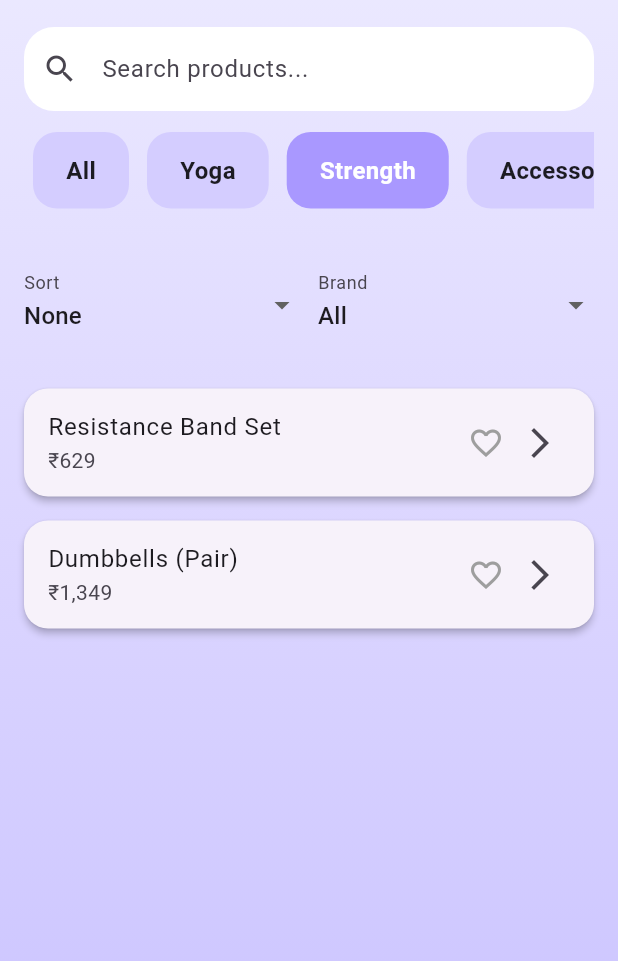
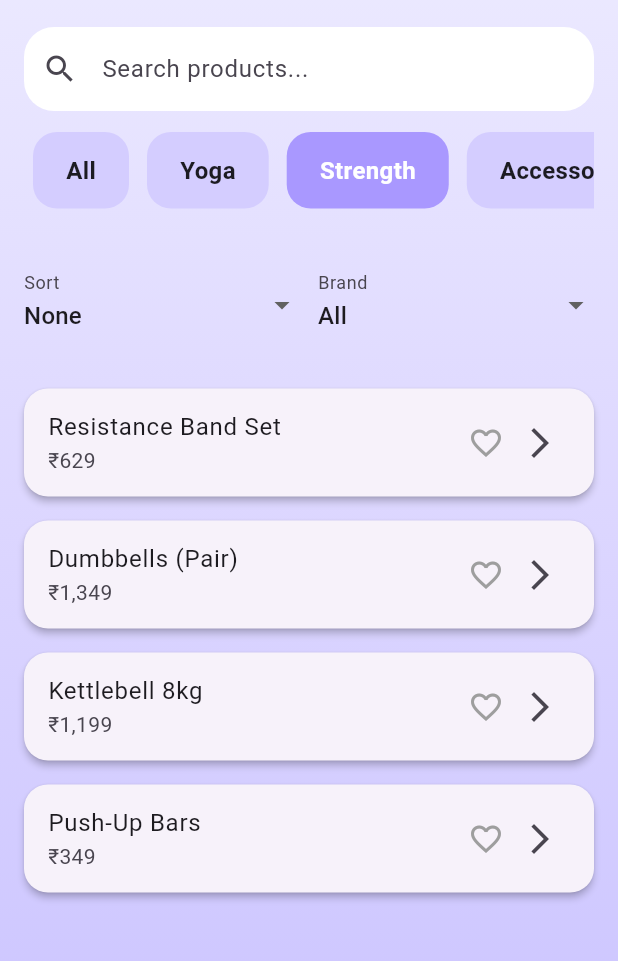
Before and after one commit to Emily-64/AlignMe_MarketPlace, a Flutter app: the screen it shows after launch, after a tap on "Yoga", after a tap on "Strength", on a phone screen of 412 x 824 dp, the part 87-1048 px from its top. Run offline on Flutter 3.47's test engine with Material 3 defaults, Android fonts, the phone set to English and light mode, and no system bars; our stand-ins replace shared_preferences.

Commit message:
More products

```diff
--- a/lib/main.dart
+++ b/lib/main.dart
@@ -85,6 +85,72 @@ class _MarketplaceHomeState extends State<MarketplaceHome> {
       "amazon": "https://www.amazon.in/s?k=boldfit+gym+tshirt",
       "flipkart": "https://www.flipkart.com/search?q=boldfit+gym+tshirt",
     },
+    {
+    "id": "6",
+    "title": "Women Yoga Pants",
+    "price": "₹549",
+    "category": "Clothing",
+    "brand": "HRX",
+    "image": "https://m.media-amazon.com/images/I/61xkSXB25xL._SX569_.jpg",
+    "amazon": "https://www.amazon.in/s?k=yoga+pants+women",
+    "flipkart": "https://www.flipkart.com/search?q=yoga+pants+women",
+  },
+
+  {
+    "id": "7",
+    "title": "Skipping Rope",
+    "price": "₹199",
+    "category": "Accessories",
+    "brand": "Boldfit",
+    "image": "https://m.media-amazon.com/images/I/61JtE2osFV L._SX522_.jpg",
+    "amazon": "https://www.amazon.in/s?k=skipping+rope",
+    "flipkart": "https://www.flipkart.com/search?q=skipping+rope",
+  },
+
+  {
+    "id": "8",
+    "title": "Foam Roller",
+    "price": "₹699",
+    "category": "Yoga",
+    "brand": "AmazonBasics",
+    "image": "https://m.media-amazon.com/images/I/71S1fSx2DhL._SX522_.jpg",
+    "amazon": "https://www.amazon.in/s?k=foam+roller",
+    "flipkart": "https://www.flipkart.com/search?q=foam+roller",
+  },
+
+  {
+    "id": "9",
+    "title": "Kettlebell 8kg",
+    "price": "₹1,199",
+    "category": "Strength",
+    "brand": "Boldfit",
+    "image": "https://m.media-amazon.com/images/I/61p1+t0bkkL._SX569_.jpg",
+    "amazon": "https://www.amazon.in/s?k=kettlebell",
+    "flipkart": "https://www.flipkart.com/search?q=kettlebell",
+  },
+
+  {
+    "id": "10",
+    "title": "Push-Up Bars",
+    "price": "₹349",
+    "category": "Strength",
+    "brand": "Fashnex",
+    "image": "https://m.media-amazon.com/images/I/71k1JrVN6xL._SX425_.jpg",
+    "amazon": "https://www.amazon.in/s?k=push+up+bar",
+    "flipkart": "https://www.flipkart.com/search?q=push+up+bar",
+  },
+
+  {
+    "id": "11",
+    "title": "Sports Water Bottle",
+    "price": "₹299",
+    "category": "Accessories",
+    "brand": "Boldfit",
+    "image": "https://m.media-amazon.com/images/I/61xQF+xr3QL._SX522_.jpg",
+    "amazon": "https://www.amazon.in/s?k=sports+water+bottle",
+    "flipkart": "https://www.flipkart.com/search?q=sports+bottle",
+  },
+
   ];
 
   List<Map<String, dynamic>> filteredProducts = [];
```
